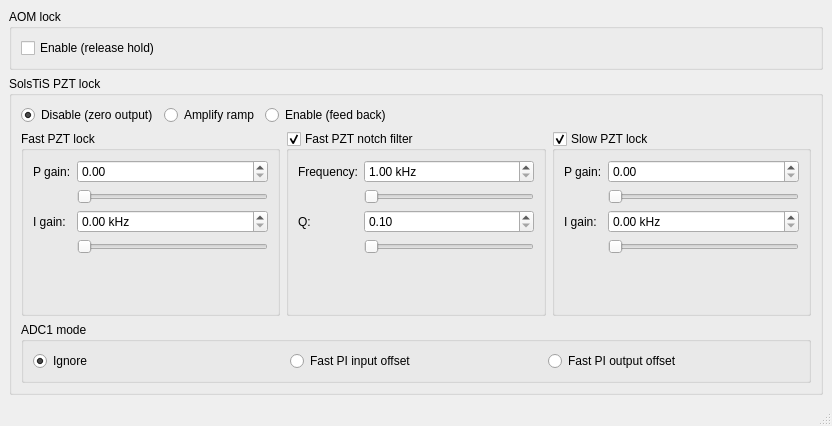
Above: l674_lock_ui/app.ui from OxfordIonTrapGroup/stabilizer-ui before the change. Below: the same form after it.
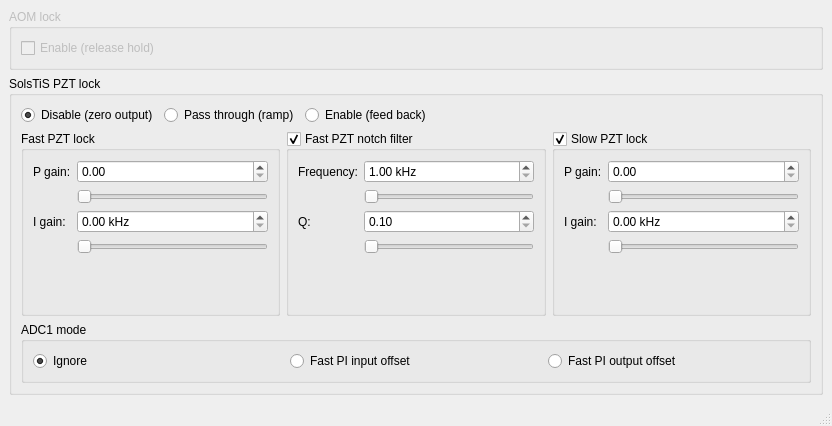
That is the form after the change.

```diff
--- a/l674_lock_ui/app.ui
+++ b/l674_lock_ui/app.ui
@@ -31,6 +31,9 @@
      <layout class="QHBoxLayout" name="horizontalLayout_3">
       <item>
        <widget class="QGroupBox" name="aomLockGroup">
+        <property name="enabled">
+         <bool>false</bool>
+        </property>
         <property name="sizePolicy">
          <sizepolicy hsizetype="Preferred" vsizetype="Preferred">
           <horstretch>0</horstretch>
@@ -55,6 +58,9 @@
     </item>
     <item>
      <widget class="QGroupBox" name="pztLockGroup">
+      <property name="enabled">
+       <bool>true</bool>
+      </property>
       <property name="sizePolicy">
        <sizepolicy hsizetype="Preferred" vsizetype="Preferred">
         <horstretch>0</horstretch>
@@ -80,7 +86,7 @@
          <item>
           <widget class="QRadioButton" name="rampPztButton">
            <property name="text">
-            <string>Amplify ramp</string>
+            <string>Pass through (ramp)</string>
            </property>
           </widget>
          </item>
```
Left out of the diff: 2 changed lines with no effect on the pictures.
